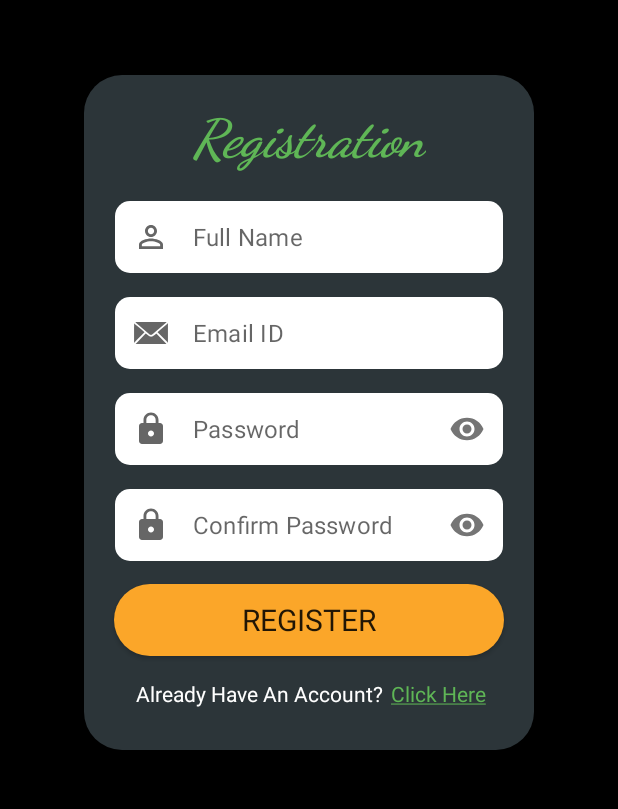
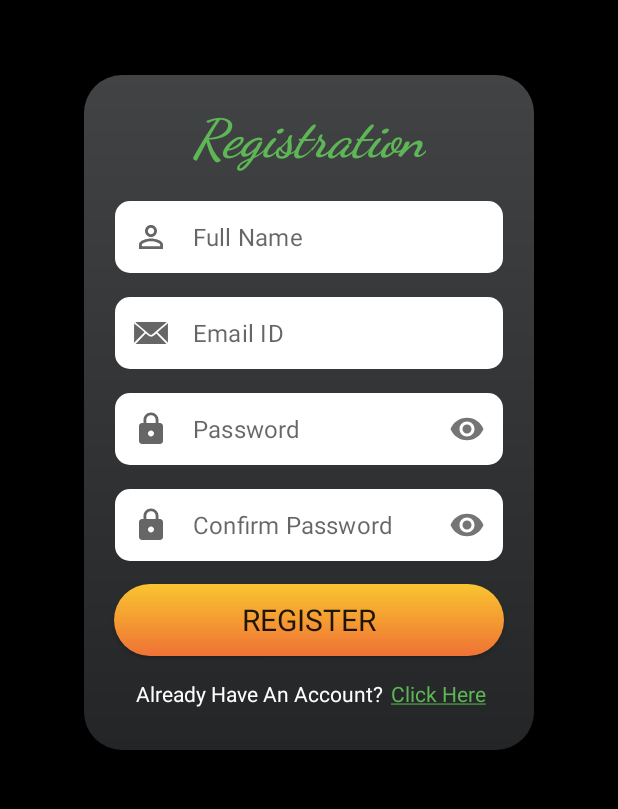
Before and after one commit to Madhav2011/Digital-Receipt-App, an Android app: the Registerpage screen opened directly, with no data from a screen before it, on a phone screen of 412 x 824 dp, the part 166-975 px from its top. Run offline under Robolectric (Android 15) with nearby library versions, the phone set to English and light mode, and no system bars; our stand-ins replace Firebase (no records; nobody signed in at launch, a user with empty details on screens opened directly); Roboto replaces fonts that are not available here.

Commit message:
16th May

```diff
--- a/app/src/main/res/drawable/buttonshape.xml
+++ b/app/src/main/res/drawable/buttonshape.xml
@@ -1,6 +1,12 @@
 <?xml version="1.0" encoding="utf-8"?>
 <shape xmlns:android="http://schemas.android.com/apk/res/android">
     <solid android:color="#FAFFA929"/>
+    <!--<gradient android:startColor="#f12711"
+        android:endColor="#f5af19"
+        android:angle="90"/>-->
+    <gradient android:startColor="#FDC830"
+        android:endColor="#F37335"
+        android:angle="-90"/>
     <padding android:bottom="5dp" android:left="5dp" android:right="5dp" android:top="5dp"/>
     <corners android:radius="25dp"/>
 </shape>
--- a/app/src/main/res/drawable/roundlayout.xml
+++ b/app/src/main/res/drawable/roundlayout.xml
@@ -1,6 +1,10 @@
 <?xml version="1.0" encoding="utf-8"?>
 <shape xmlns:android="http://schemas.android.com/apk/res/android">
     <solid android:color="#2c3539"></solid>
+    <gradient
+        android:startColor="#232526"
+        android:endColor="#414345"
+        android:angle="90"/>
     <padding android:bottom="5dp" android:left="5dp" android:right="5dp" android:top="5dp"></padding>
     <corners android:radius="25dp"></corners>
 </shape>
--- a/app/src/main/res/layout/activity_registerpage.xml
+++ b/app/src/main/res/layout/activity_registerpage.xml
@@ -37,7 +37,7 @@
                 android:layout_height="450dp"
                 android:layout_gravity="center"
                 android:layout_marginTop="50dp"
-                android:background="@drawable/roundlayout2"
+                android:background="@drawable/roundlayout"
                 android:orientation="vertical"
                 android:outlineAmbientShadowColor="@color/teal_200"
                 android:outlineSpotShadowColor="@color/black"
```
